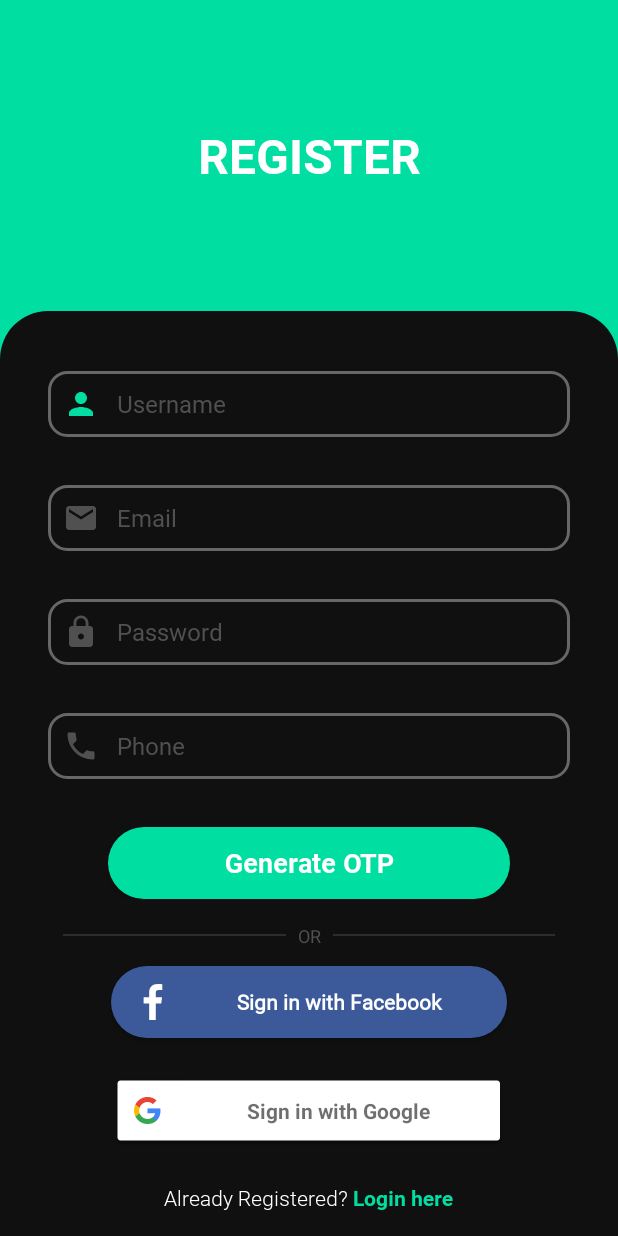
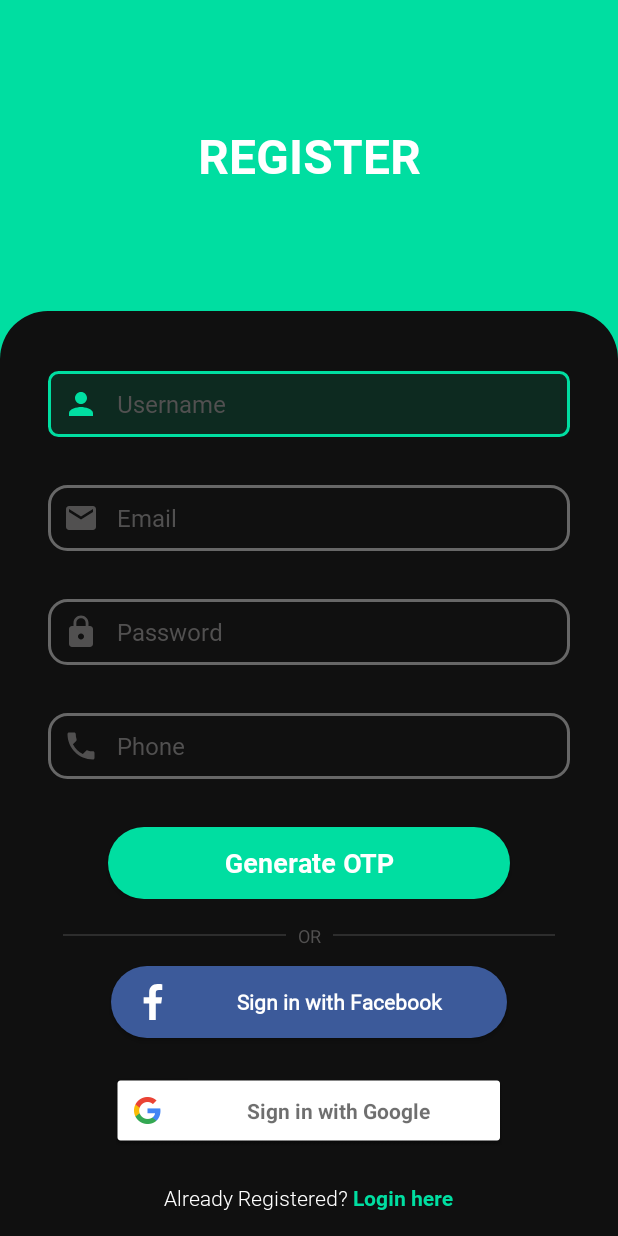
Before and after one commit to SAEapp/Bike_App, an Android app: the screen it shows after launch (Register), on a phone screen of 412 x 824 dp. Run offline under Robolectric (Android 15) with nearby library versions, the phone set to English and light mode, and no system bars; our stand-ins replace Firebase (no records; nobody signed in at launch, a user with empty details on screens opened directly); libraries missing offline, so code that uses them is left out: com.rilixtech.widget; 1 statement that could not run was skipped.

Commit message:
Improved register activity 1.1

```diff
--- a/app/src/main/res/drawable/rectangle.xml
+++ b/app/src/main/res/drawable/rectangle.xml
@@ -1,12 +1,24 @@
 <?xml version="1.0" encoding="utf-8"?>
-<shape xmlns:android="http://schemas.android.com/apk/res/android"
-    android:shape="rectangle">
-    <stroke
-        android:width="2dp"
-        android:color="@color/homescreenfont"
-        />
-    <corners
-        android:radius="12dp"
-        />
+<selector xmlns:android="http://schemas.android.com/apk/res/android">
+    <item android:state_enabled="true" android:state_focused="true">
+        <shape android:shape="rectangle">
+            <solid
+                android:color="@color/colorGreenDark" />
+            <stroke
+                android:width="2dp"
+                android:color="@color/colorPrimaryGreen" />
+            <corners android:radius="6dp" />
+        </shape>
+    </item>
 
-</shape>
+
+    <item android:state_enabled="true">
+        <shape android:shape="rectangle">
+            <stroke
+                android:width="2dp"
+                android:color="@color/homescreenfont" />
+            <corners android:radius="12dp" />
+        </shape>
+    </item>
+
+</selector>
--- a/app/src/main/res/layout/activity_register.xml
+++ b/app/src/main/res/layout/activity_register.xml
@@ -34,10 +34,9 @@
             android:hint="Username"
             android:inputType="textPersonName"
             android:padding="10dp"
-            android:textColor="#FFFFFF"
+            android:textColor="@color/white"
             android:textColorHint="@color/colorInactiveText"
-            android:textSize="16sp"
-            android:textStyle="normal" />
+            android:textSize="16sp"/>
 
         <EditText
             android:id="@+id/email"
@@ -51,11 +50,9 @@
             android:hint="@string/email"
             android:inputType="textEmailAddress"
             android:padding="10dp"
-
             android:textColor="#FFFFFF"
             android:textColorHint="@color/colorInactiveText"
-            android:textSize="16sp"
-            android:textStyle="normal" />
+            android:textSize="16sp" />
 
         <EditText
             android:id="@+id/password"
@@ -71,8 +68,7 @@
             android:padding="10dp"
             android:textColor="#FFFFFF"
             android:textColorHint="@color/colorInactiveText"
-            android:textSize="16sp"
-            android:textStyle="normal" />
+            android:textSize="16sp" />
 
         <EditText
             android:id="@+id/phnNo"
@@ -88,8 +84,7 @@
             android:padding="10dp"
             android:textColor="#FFFFFF"
             android:textColorHint="@color/colorInactiveText"
-            android:textSize="16sp"
-            android:textStyle="normal" />
+            android:textSize="16sp" />
 
         <Button
             android:id="@+id/registerBtn"
@@ -166,7 +161,7 @@
             android:background="@drawable/fb_rounded_button"
             android:drawableStart="@drawable/ic_facebook_2"
             android:fontFamily="@font/roboto_regular"
-            android:paddingLeft="16dp"
+            android:paddingStart="16dp"
             android:text="Sign in with Facebook"
             android:textAllCaps="false"
             android:textColor="#ffffff"
```
